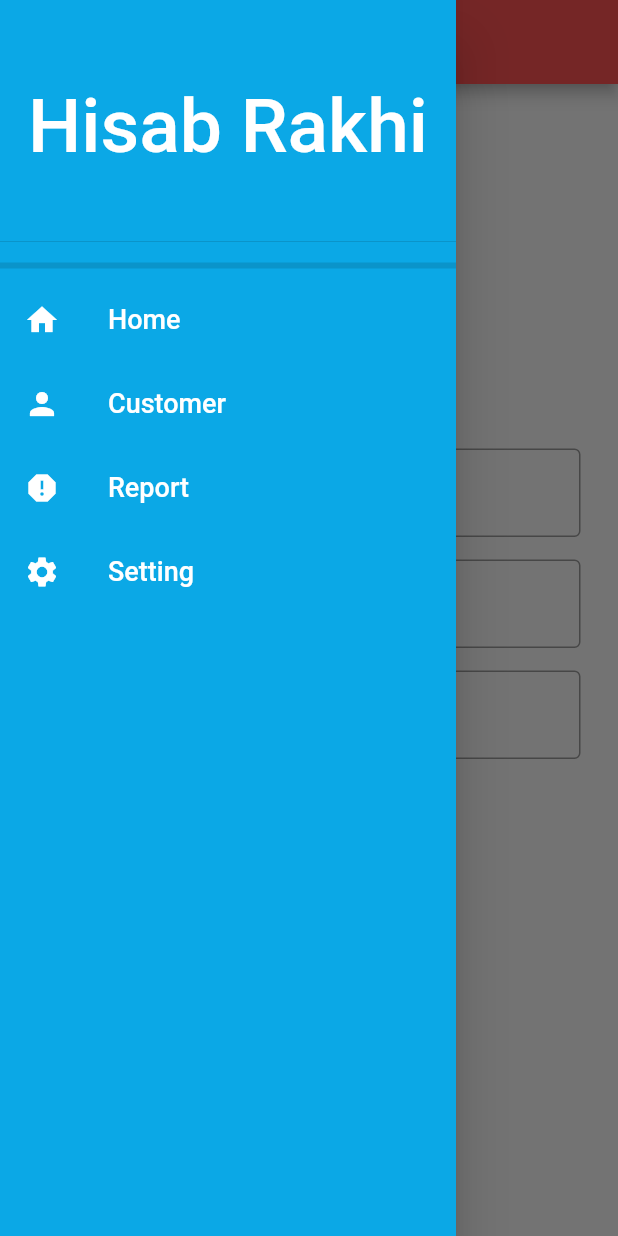
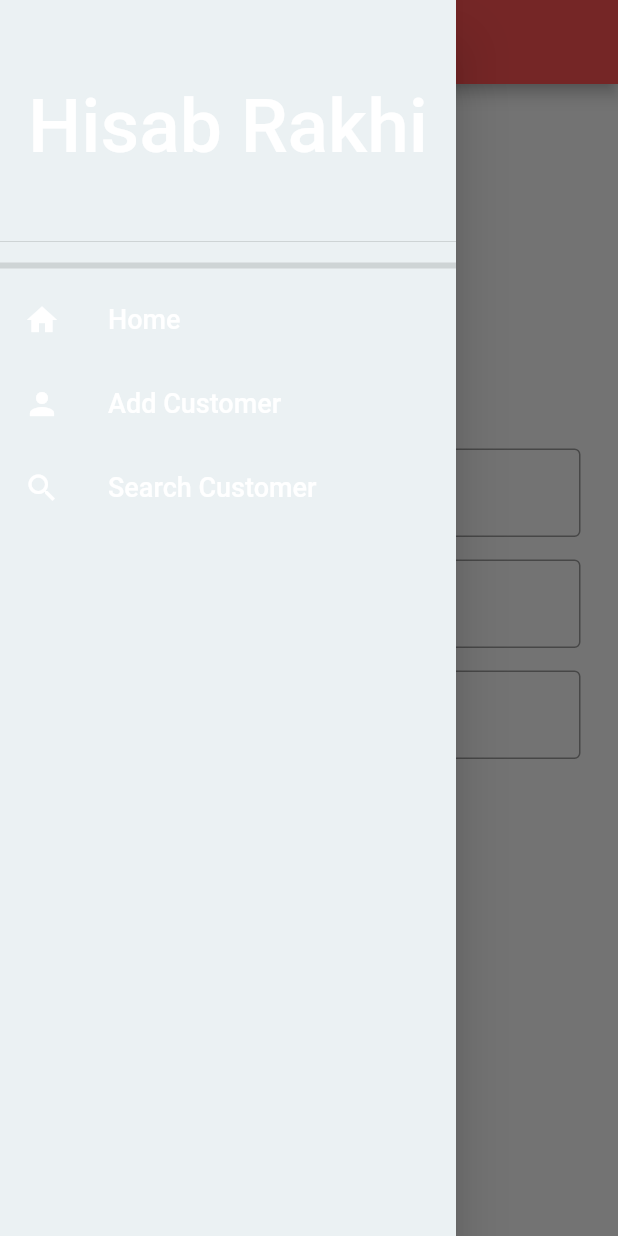
Before and after one commit to AsiFmahmud10/3.1-Project_HISAB_RAKHI, a Flutter app: the AddCustomer screen opened by its route, with the side drawer open, on a phone screen of 412 x 824 dp. Run offline on Flutter 3.47's test engine with Material 2 defaults, Android fonts, the phone set to English and light mode, and no system bars; our stand-ins replace hive, hive_flutter, lottie; accounts and stored records are empty; network calls fail.

Commit message:
drawer edit

```diff
--- a/lib/customer_search.dart
+++ b/lib/customer_search.dart
@@ -1,6 +1,8 @@
 import 'package:flutter/material.dart';
 import 'package:flutter/widgets.dart';
+import 'package:hisab_khata/drawer.dart';
 import 'package:hive/hive.dart';
+import 'package:hisab_khata/home.dart';
 
 //import 'package:hisab_khata/SearchItems.dart';
 
@@ -23,13 +25,13 @@ class _searchState extends State<search> {
     //customerData.add(Customer(customerName: "Sehedi", customerPhone: '01721'));
 
     print('run');
-      var customer =  customerData.values.toList();
-      customerDetails= new List<Customer>.from(customer);;
+    var customer = customerData.values.toList();
+    customerDetails = new List<Customer>.from(customer);
+    ;
     print(customerDetails.length);
 
     print('-------');
-    print(customerDetails[12].key);
-
+    //print(customerDetails[12].key);
   }
 
   @override
@@ -47,7 +49,8 @@ class _searchState extends State<search> {
             ),
           ],
         ),
-      drawer: Drawer(
+        drawer: Draer(),
+        /*Drawer(
         backgroundColor: Color.fromARGB(255, 11, 168, 230),
         child: ListView(
           children: [
@@ -118,9 +121,21 @@ class _searchState extends State<search> {
             ),
           ],
         ),
-      ),
-
-      body: Container(
+      ),*/
+        body: ListView.builder(
+          itemCount: customerDetails.length,
+          itemBuilder: (BuildContext context, int index) {
+            return ListTile(
+                title: Text(
+                    //customerDetails.elementAt(index),
+                    customerDetails[index].customerName),
+                onTap: () {
+                  //showResults(context)
+                  Navigator.pushNamed(context, '/detail');
+                });
+          },
+        )
+        /* Container(
         child: Padding(
           padding: const EdgeInsets.only(top: 250),
           child: Column(
@@ -141,7 +156,7 @@ class _searchState extends State<search> {
             ],
           ),
         ),
-      ),
+      ),*/
         );
   }
 }
@@ -205,8 +220,9 @@ class StudentSearch extends SearchDelegate<Customer> {
                             "Due Blance : ${(listItems[index].dueBalance.toString())}"),
                         onTap: () {
                           showResults(context);
-                          Navigator.pushReplacementNamed(context, '/addReport',arguments: {
-                            'customer_id' : listItems[index].key,
+                          Navigator.pushReplacementNamed(context, '/addReport',
+                              arguments: {
+                                'customer_id': listItems[index].key,
                                 'customerName': listItems[index].customerName
 
                                 //ModalRoute.of(context)?.settings.arguments;
--- /dev/null
+++ b/lib/drawer.dart
@@ -0,0 +1,77 @@
+import 'package:flutter/cupertino.dart';
+import 'package:flutter/material.dart';
+
+class Draer extends StatelessWidget {
+  const Draer({Key? key}) : super(key: key);
+
+  @override
+  Widget build(BuildContext context) {
+    return Drawer(
+      backgroundColor: Color.fromARGB(255, 235, 241, 243),
+      child: ListView(
+        children: [
+          DrawerHeader(
+            child: (Container(
+              child: const Center(
+                child: Text(
+                  'Hisab Rakhi',
+                  style: TextStyle(
+                    fontSize: 50,
+                    color: Colors.white,
+                  ),
+                ),
+              ),
+              //color: Color.fromARGB(255, 7, 145, 214),
+            )),
+          ),
+          Divider(
+            thickness: 4.0,
+          ),
+          ListTile(
+            iconColor: Colors.white,
+            leading: Icon(Icons.home),
+            title: const Text(
+              'Home',
+              style: TextStyle(
+                fontSize: 18,
+                color: Colors.white,
+              ),
+            ),
+            onTap: () {
+              //Navigator.push(context, home);
+              Navigator.pushNamed(context, '/home');
+            },
+          ),
+          ListTile(
+            iconColor: Colors.white,
+            leading: Icon(Icons.person),
+            title: const Text(
+              'Add Customer',
+              style: TextStyle(
+                fontSize: 18,
+                color: Colors.white,
+              ),
+            ),
+            onTap: () {
+              Navigator.pushNamed(context, '/add');
+            },
+          ),
+          ListTile(
+            iconColor: Colors.white,
+            leading: Icon(Icons.search),
+            title: const Text(
+              'Search Customer',
+              style: TextStyle(
+                fontSize: 18,
+                color: Colors.white,
+              ),
+            ),
+            onTap: () {
+              Navigator.pushNamed(context, '/search');
+            },
+          ),
+        ],
+      ),
+    );
+  }
+}
--- a/lib/signup.dart
+++ b/lib/signup.dart
@@ -1,7 +1,7 @@
-
 import 'package:flutter/material.dart';
 import 'package:hisab_khata/db.dart';
 import 'package:hive/hive.dart';
+import 'package:hisab_khata/drawer.dart';
 
 class AddCustomer extends StatelessWidget {
   get child => null;
@@ -11,13 +11,13 @@ class AddCustomer extends StatelessWidget {
   final emailController = TextEditingController();
   final phoneController = TextEditingController();
 
-
   @override
   GlobalKey<FormState> formkey = GlobalKey<FormState>();
 
   bool validate() {
     if (formkey.currentState!.validate()) {
-      Hive.box('customerData').add(Customer(customerName: nameController.text,
+      Hive.box('customerData').add(Customer(
+          customerName: nameController.text,
           customerEmail: emailController.text,
           customerPhone: phoneController.text));
       print('Ok');
@@ -44,7 +44,8 @@ class AddCustomer extends StatelessWidget {
           child: Text("Hisab Rakhi"),
         ),
       ),
-      drawer: Drawer(
+      drawer: Draer(),
+      /*Drawer(
         backgroundColor: Color.fromARGB(255, 11, 168, 230),
         child: ListView(
           children: [
@@ -115,11 +116,11 @@ class AddCustomer extends StatelessWidget {
             ),
           ],
         ),
-      ),
+      ),*/
       body: WillPopScope(
-        onWillPop: ()async{
-           Navigator.pop(context,false);
-           return Future.value(false);
+        onWillPop: () async {
+          Navigator.pop(context, false);
+          return Future.value(false);
         },
         child: Padding(
           padding: EdgeInsets.all(25.0),
@@ -155,7 +156,6 @@ class AddCustomer extends StatelessWidget {
                   child: TextFormField(
                     controller: phoneController,
                     decoration: const InputDecoration(
-
                       labelText: 'Phone Number',
                       border: OutlineInputBorder(),
                     ),
@@ -167,13 +167,12 @@ class AddCustomer extends StatelessWidget {
                   height: 60,
                   child: RaisedButton(
                       color: Color.fromARGB(255, 255, 255, 255),
-                      onPressed:() {
+                      onPressed: () {
                         bool temp = validate();
-                        if(temp){
+                        if (temp) {
                           Navigator.pushNamed(context, '/');
                         }
-
-                  },
+                      },
                       child: const Text(
                         "Add",
                         style: TextStyle(
```
Also changed, not shown: pubspec.lock. Lines whose indentation alone changed are shown as unchanged.
